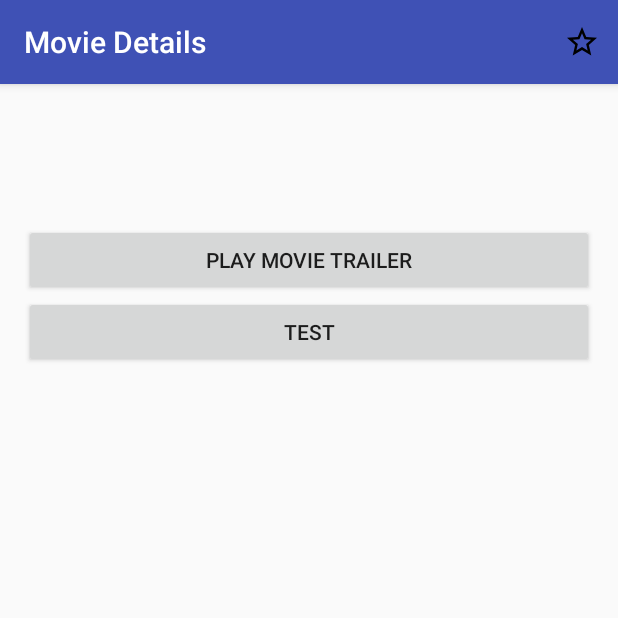
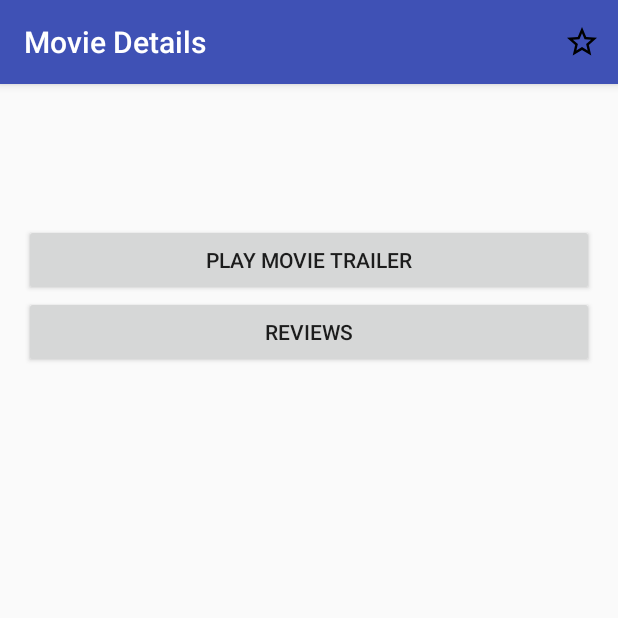
Before and after one commit to jmcs811/PopularMovies, an Android app: the DetailFragment screen opened directly, with no data from a screen before it, on a phone screen of 412 x 824 dp, the top half of it. Run offline under Robolectric (Android 15) with nearby library versions, the phone set to English and light mode, and no system bars; our stand-ins replace Picasso; pictures from the network do not load.

Commit message:
update 20160618 RC1

```diff
--- a/app/src/main/java/com/jcaseydev/popularmovies/backend/ImageAdapter.java
+++ b/app/src/main/java/com/jcaseydev/popularmovies/backend/ImageAdapter.java
@@ -45,9 +45,7 @@ public class ImageAdapter extends BaseAdapter{
         imageView.setPadding(0, 0, 0, 0);
 
         Picasso mPicasso = Picasso.with(mContext);
-        mPicasso.setIndicatorsEnabled(true);
         mPicasso.load(posterPath.get(position))
-                .placeholder(R.drawable.ic_star_black_24dp)
                 .into(imageView);
         return imageView;
     }
--- a/app/src/main/java/com/jcaseydev/popularmovies/ui/MovieListFragment.java
+++ b/app/src/main/java/com/jcaseydev/popularmovies/ui/MovieListFragment.java
@@ -146,7 +146,7 @@ public class MovieListFragment extends Fragment {
         if (id == R.id.settings_action) {
             Intent intent = new Intent(getContext(), SettingsActivity.class);
             startActivity(intent);
-        }else if (id == R.id.favorite_action){
+        } else if (id == R.id.favorite_action){
             dbHandler = new DatabaseHandler(getContext());
            String test = dbHandler.getMovie(1).getMovieTitle();
 
--- a/app/src/main/res/layout/detail_fragment.xml
+++ b/app/src/main/res/layout/detail_fragment.xml
@@ -44,7 +44,7 @@
         android:layout_width="match_parent"
         android:layout_height="wrap_content"
         android:id="@+id/reviews_button"
-        android:text="TEST"/>
+        android:text="@string/movie_reviews"/>
 
 
 </LinearLayout>
--- a/app/src/main/res/values/strings.xml
+++ b/app/src/main/res/values/strings.xml
@@ -11,4 +11,5 @@
     <string name="settings_title">Settings</string>
     <string name="trailer_botton">Play Movie trailer</string>
     <string name="reviews_title">Reviews</string>
+    <string name="movie_reviews">Reviews</string>
 </resources>
--- a/gradle.properties
+++ b/gradle.properties
@@ -16,4 +16,4 @@
 # This option should only be used with decoupled projects. More details, visit
 # http://www.gradle.org/docs/current/userguide/multi_project_builds.html#sec:decoupled_projects
 # org.gradle.parallel=true
-TMDBApiKey = ""
+TMDBApiKey = "debf5ca787416de6b7d120453ad69ca4"
```
Also changed, not shown: app/src/main/java/com/jcaseydev/popularmovies/ui/DetailFragment.java (+8 -3 lines), app/src/main/res/mipmap-hdpi/ic_launcher.png, app/src/main/res/mipmap-mdpi/ic_launcher.png, app/src/main/res/mipmap-xhdpi/ic_launcher.png, app/src/main/res/mipmap-xxhdpi/ic_launcher.png, app/src/main/res/mipmap-xxxhdpi/ic_launcher.png.
